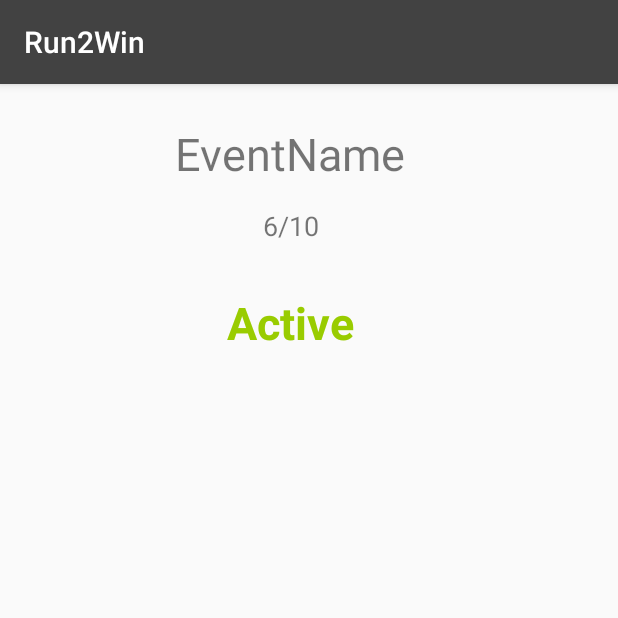
After one commit to NickPelov/ANDR2, an Android app: the EventInfo screen opened directly, with no data from a screen before it, on a phone screen of 412 x 824 dp, the top half of it. The commit adds this screen. Run offline under Robolectric (Android 15) with nearby library versions, the phone set to English and light mode, and no system bars.

Commit message:
Additional info when clicking on event,new eventinfo activity,fixed some rendering problems

```diff
--- a/app/src/main/AndroidManifest.xml
+++ b/app/src/main/AndroidManifest.xml
@@ -69,11 +69,11 @@
         <activity
             android:name=".RegisterActivity"
             android:label="Register"
-            android:windowSoftInputMode="adjustPan"/>
+            android:windowSoftInputMode="adjustPan" />
         <activity
             android:name=".LoginActivity"
             android:label="@string/title_activity_login"
-            android:windowSoftInputMode="adjustPan"/>
+            android:windowSoftInputMode="adjustPan" />
         <activity
             android:name=".ProfileActivity2"
             android:label="@string/title_activity_profile2"
@@ -99,6 +99,7 @@
             android:name=".PushEventActivity"
             android:label="@string/title_activity_push_event"
             android:theme="@style/AppTheme.NoActionBar" />
+        <activity android:name=".EventInfo"></activity>
     </application>
 
 </manifest>
--- a/app/src/main/java/com/example/owner/android2/CustomAdapter.java
+++ b/app/src/main/java/com/example/owner/android2/CustomAdapter.java
@@ -18,7 +18,9 @@ import org.w3c.dom.Text;
 public class CustomAdapter extends ArrayAdapter<Object> {
     CustomAdapter(Context context, ListItem li[]) {
         super(context, R.layout.fragment_event_item, li);
+
     }
+
 
     @NonNull
     @Override
@@ -40,4 +42,5 @@ public class CustomAdapter extends ArrayAdapter<Object> {
         return convertView;
 
     }
+
 }
--- /dev/null
+++ b/app/src/main/java/com/example/owner/android2/EventInfo.java
@@ -0,0 +1,13 @@
+package com.example.owner.android2;
+
+import android.support.v7.app.AppCompatActivity;
+import android.os.Bundle;
+
+public class EventInfo extends AppCompatActivity {
+
+    @Override
+    protected void onCreate(Bundle savedInstanceState) {
+        super.onCreate(savedInstanceState);
+        setContentView(R.layout.activity_event_info);
+    }
+}
--- a/app/src/main/java/com/example/owner/android2/EventsActivity.java
+++ b/app/src/main/java/com/example/owner/android2/EventsActivity.java
@@ -4,8 +4,6 @@ import android.content.DialogInterface;
 import android.content.Intent;
 import android.location.Location;
 import android.os.Bundle;
-import android.support.design.widget.FloatingActionButton;
-import android.support.design.widget.Snackbar;
 import android.support.v7.app.AlertDialog;
 import android.view.View;
 import android.support.design.widget.NavigationView;
@@ -19,8 +17,7 @@ import android.view.MenuItem;
 import android.widget.ArrayAdapter;
 import android.widget.ListView;
 
-import java.util.ArrayList;
-import java.util.List;
+import java.util.Locale;
 
 public class EventsActivity extends AppCompatActivity
         implements NavigationView.OnNavigationItemSelectedListener {
@@ -63,17 +60,17 @@ public class EventsActivity extends AppCompatActivity
                 loc.setLatitude(CurrentUser.events.get(i).location.Latitude);
                 int distance = (int) loc.distanceTo(locationUser);
                 slots[i] = registeredParticipants + "/" + CurrentUser.events.get(i).Slots;
-                distanceArray[i] = String.format("%,d", distance) + "m away";
+                distanceArray[i] = String.format(Locale.ENGLISH,"%,d", distance) + "m away";
                 li[i] = new ListItem(distanceArray[i], slots[i]);
             }
         } else {
             li = new ListItem[CurrentUser.users.size()];
-            //slots = new String[]{"6/10", "7/10"};
         }
-        //CurrentUser.setEvent(CurrentUser.events.get(0));
+
 
         ArrayAdapter<Object> adapter = new CustomAdapter(this, li);
-        list = (ListView) findViewById(R.id.fragment_ListView);
+        list = (ListView) findViewById(R.id.events_ListView);
+
         list.setAdapter(adapter);
 
         DrawerLayout drawer = (DrawerLayout) findViewById(R.id.drawer_layout);
@@ -88,6 +85,8 @@ public class EventsActivity extends AppCompatActivity
 
 
     }
+
+
 
     @Override
     public boolean onCreateOptionsMenu(Menu menu) {
@@ -226,4 +225,9 @@ public class EventsActivity extends AppCompatActivity
                     }
                 }).create().show();
     }
+
+    public void itemClicked(View view) {
+        Intent intent = new Intent(this, EventInfo.class);
+        startActivity(intent);
+    }
 }
--- /dev/null
+++ b/app/src/main/res/layout/activity_event_info.xml
@@ -0,0 +1,57 @@
+<?xml version="1.0" encoding="utf-8"?>
+<android.support.constraint.ConstraintLayout xmlns:android="http://schemas.android.com/apk/res/android"
+    xmlns:app="http://schemas.android.com/apk/res-auto"
+    xmlns:tools="http://schemas.android.com/tools"
+    android:layout_width="match_parent"
+    android:layout_height="match_parent"
+    tools:context="com.example.owner.android2.EventInfo">
+
+    <RelativeLayout
+        android:layout_width="388dp"
+        android:layout_height="514dp"
+        tools:layout_editor_absoluteX="-3dp"
+        tools:layout_editor_absoluteY="-1dp">
+
+        <TextView
+            android:id="@+id/event_name"
+            android:layout_width="wrap_content"
+            android:layout_height="wrap_content"
+            android:layout_marginTop="26dp"
+            android:text="EventName"
+            android:textSize="30sp"
+            android:layout_alignParentTop="true"
+            android:layout_centerHorizontal="true" />
+
+        <TextView
+            android:id="@+id/event_slots"
+            android:layout_width="wrap_content"
+            android:layout_height="wrap_content"
+            android:layout_below="@+id/event_name"
+            android:layout_centerHorizontal="true"
+            android:layout_marginTop="15dp"
+            android:text="6/10"
+            android:textSize="18sp" />
+
+        <TextView
+            android:id="@+id/event_status"
+            android:layout_width="wrap_content"
+            android:layout_height="wrap_content"
+            android:layout_below="@+id/event_slots"
+            android:layout_centerHorizontal="true"
+            android:layout_marginTop="32dp"
+            android:text="Active"
+            android:textColor="@android:color/holo_green_light"
+            android:textSize="30sp"
+            android:textStyle="bold" />
+
+        <ListView
+            android:id="@+id/event_participants"
+            style="@style/Widget.AppCompat.ListView"
+            android:layout_width="match_parent"
+            android:layout_height="match_parent"
+            android:layout_below="@+id/event_status"
+            android:layout_marginTop="31dp"
+            android:footerDividersEnabled="true"
+            android:headerDividersEnabled="false" />
+    </RelativeLayout>
+</android.support.constraint.ConstraintLayout>
--- a/app/src/main/res/layout/content_achivements.xml
+++ b/app/src/main/res/layout/content_achivements.xml
@@ -6,6 +6,6 @@
     android:layout_height="match_parent"
     app:layout_behavior="@string/appbar_scrolling_view_behavior"
     tools:context="com.example.owner.android2.AchivementsActivity"
-    tools:showIn="@layout/app_bar_profile2">
+    tools:showIn="@layout/app_bar_achivements">
 
 </android.support.constraint.ConstraintLayout>
--- a/app/src/main/res/layout/content_events.xml
+++ b/app/src/main/res/layout/content_events.xml
@@ -9,9 +9,10 @@
     tools:showIn="@layout/app_bar_events">
 
     <ListView
-        android:id="@+id/fragment_ListView"
+        android:id="@+id/events_ListView"
         android:layout_width="368dp"
         android:layout_height="495dp"
         tools:layout_editor_absoluteX="8dp"
-        tools:layout_editor_absoluteY="8dp" />
+        tools:layout_editor_absoluteY="8dp"
+        />
 </android.support.constraint.ConstraintLayout>
--- a/app/src/main/res/layout/content_settings.xml
+++ b/app/src/main/res/layout/content_settings.xml
@@ -6,6 +6,6 @@
     android:layout_height="match_parent"
     app:layout_behavior="@string/appbar_scrolling_view_behavior"
     tools:context="com.example.owner.android2.SettingsActivity"
-    tools:showIn="@layout/app_bar_profile2">
+    tools:showIn="@layout/app_bar_settings">
 
 </android.support.constraint.ConstraintLayout>
--- a/app/src/main/res/layout/fragment_event_item.xml
+++ b/app/src/main/res/layout/fragment_event_item.xml
@@ -3,7 +3,9 @@
     xmlns:tools="http://schemas.android.com/tools"
     android:layout_width="match_parent"
     android:layout_height="match_parent"
-    tools:context="com.example.owner.android2.event_item">
+    tools:context="com.example.owner.android2.event_item"
+    android:onClick="itemClicked"
+    >
 
     <!-- TODO: Update blank fragment layout -->
     <RelativeLayout
--- a/build.gradle
+++ b/build.gradle
@@ -6,7 +6,7 @@ buildscript {
         mavenCentral()
     }
     dependencies {
-        classpath 'com.android.tools.build:gradle:2.2.3'
+        classpath 'com.android.tools.build:gradle:2.3.3'
         classpath 'com.google.gms:google-services:3.0.0'
         // NOTE: Do not place your application dependencies here; they belong
         // in the individual module build.gradle files
```
